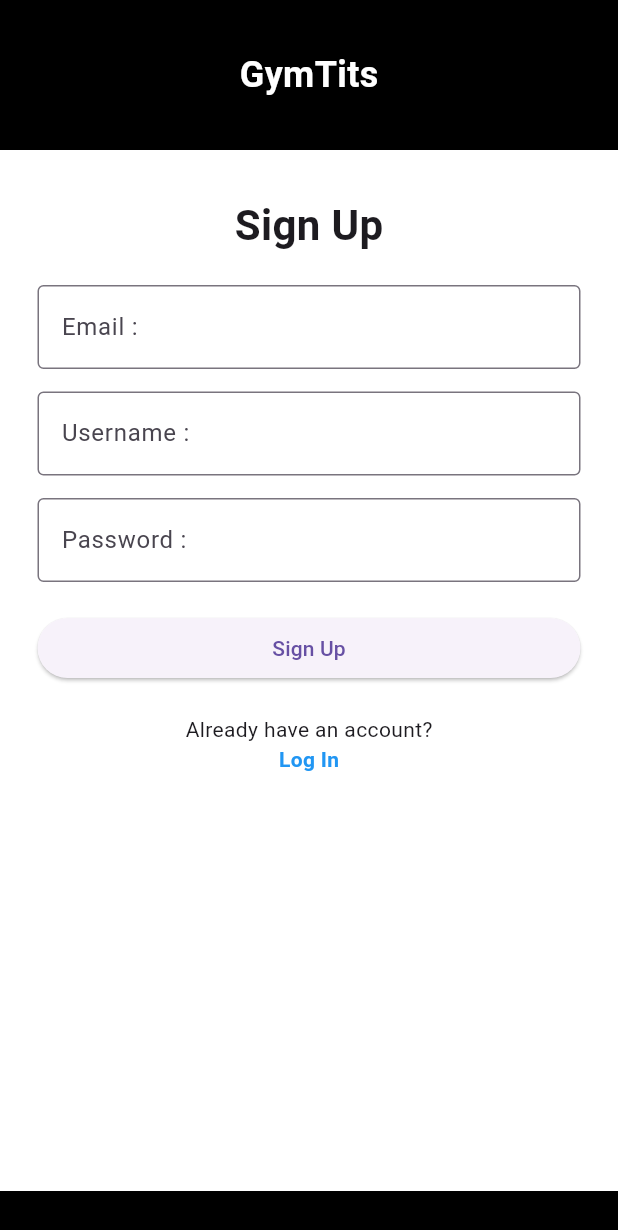
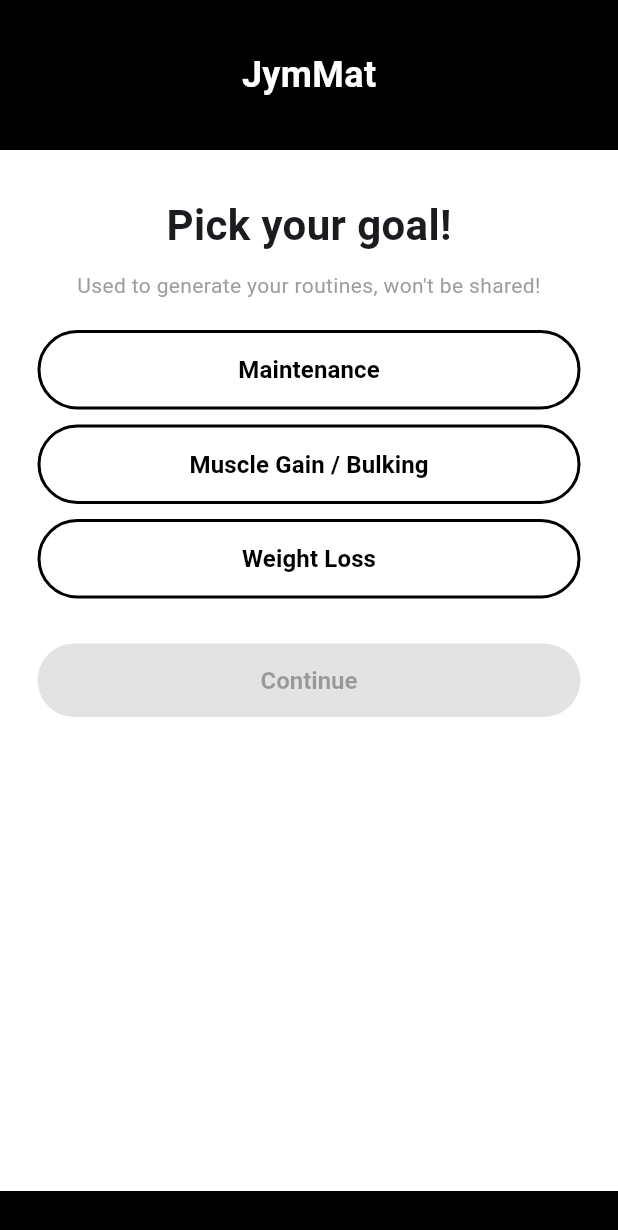
Before and after one commit to rhobread/FlutterSkripsi, a Flutter app: the screen it shows after launch, on a phone screen of 412 x 824 dp. Shown: the top 1230 px of the screen. Run offline on Flutter 3.47's test engine with Material 3 defaults, Android fonts, the phone set to English and light mode, and no system bars.

Commit message:
Add PickGoal & PickLocation. Adjust button to match coloring standard

```diff
--- a/frontend-skripsi/lib/view/main.dart
+++ b/frontend-skripsi/lib/view/main.dart
@@ -1,5 +1,5 @@
 import 'package:flutter/material.dart';
-import 'package:flutter_application_1/view/signup.dart';
+import 'package:flutter_application_1/view/pickgoal.dart';
 
 void main() {
   runApp(const MyApp());
@@ -11,6 +11,9 @@ class MyApp extends StatelessWidget {
   @override
   Widget build(BuildContext context) {
     return MaterialApp(
-        debugShowCheckedModeBanner: false, home: const SignUpPage());
+        debugShowCheckedModeBanner: false,
+        home: const PickGoalPage(
+          userId: '1',
+        ));
   }
 }
--- a/frontend-skripsi/lib/view/pickgoal.dart
+++ b/frontend-skripsi/lib/view/pickgoal.dart
@@ -0,0 +1,183 @@
+import 'package:flutter/material.dart';
+import 'package:flutter_application_1/view/picklocation.dart';
+
+class PickGoalPage extends StatefulWidget {
+  final String userId;
+
+  const PickGoalPage({super.key, required this.userId});
+
+  @override
+  _PickGoalPageState createState() => _PickGoalPageState();
+}
+
+class _PickGoalPageState extends State<PickGoalPage> {
+  bool _isLoading = false;
+  int _selectedGoal = -1; // -1 means no selection
+
+  final List<String> goals = [
+    "Maintenance",
+    "Muscle Gain / Bulking",
+    "Weight Loss"
+  ];
+
+  Future<void> _continueNextPage() async {
+    String setUserId = widget.userId;
+    setState(() {
+      _isLoading = true;
+    });
+
+    try {
+      setState(() {
+        _isLoading = false;
+      });
+      _showMessage('Goal Picked!', success: true);
+      Navigator.pushReplacement(
+        context,
+        MaterialPageRoute(
+            builder: (context) => PickLocationPage(userId: setUserId)),
+      );
+    } catch (e) {
+      setState(() {
+        _isLoading = false;
+      });
+      _showMessage('Error: Unable to connect to the server');
+    }
+  }
+
+  void _showMessage(String message, {bool success = false}) {
+    ScaffoldMessenger.of(context).showSnackBar(
+      SnackBar(
+        content: Text(message),
+        backgroundColor: success ? Colors.green : Colors.red,
+      ),
+    );
+  }
+
+  void _selectGoal(int index) {
+    setState(() {
+      _selectedGoal = index;
+    });
+  }
+
+  @override
+  Widget build(BuildContext context) {
+    return Scaffold(
+      backgroundColor: Colors.white,
+      body: Column(
+        children: [
+          // Black Header
+          Container(
+            color: Colors.black,
+            height: 100,
+            width: double.infinity,
+            alignment: Alignment.center,
+            child: const SafeArea(
+              child: Text(
+                'JymMat',
+                style: TextStyle(
+                  fontSize: 24,
+                  fontWeight: FontWeight.bold,
+                  color: Colors.white,
+                ),
+              ),
+            ),
+          ),
+
+          // Scrollable Form
+          Expanded(
+            child: SingleChildScrollView(
+              child: Padding(
+                padding: const EdgeInsets.symmetric(horizontal: 25),
+                child: Column(
+                  crossAxisAlignment: CrossAxisAlignment.center,
+                  children: [
+                    const SizedBox(height: 30),
+
+                    // Title
+                    const Text(
+                      'Pick your goal!',
+                      style: TextStyle(
+                        fontSize: 28,
+                        fontWeight: FontWeight.bold,
+                      ),
+                    ),
+                    const SizedBox(height: 10),
+
+                    const Text(
+                      'Used to generate your routines, won\'t be shared!',
+                      style: TextStyle(
+                        fontSize: 14,
+                        color: Colors.grey,
+                      ),
+                      textAlign: TextAlign.center,
+                    ),
+                    const SizedBox(height: 20),
+
+                    // Goal Selection Buttons
+                    for (int i = 0; i < goals.length; i++)
+                      Container(
+                        margin: const EdgeInsets.only(bottom: 10),
+                        width: double.infinity,
+                        child: OutlinedButton(
+                          onPressed: () => _selectGoal(i),
+                          style: OutlinedButton.styleFrom(
+                            backgroundColor: _selectedGoal == i
+                                ? Colors.black
+                                : Colors.white,
+                            side:
+                                const BorderSide(color: Colors.black, width: 2),
+                            padding: const EdgeInsets.symmetric(vertical: 15),
+                          ),
+                          child: Text(
+                            goals[i],
+                            style: TextStyle(
+                              fontSize: 16,
+                              fontWeight: FontWeight.bold,
+                              color: _selectedGoal == i
+                                  ? Colors.white
+                                  : Colors.black,
+                            ),
+                          ),
+                        ),
+                      ),
+
+                    const SizedBox(height: 20),
+
+                    // Continue Button
+                    SizedBox(
+                      width: double.infinity,
+                      child: ElevatedButton(
+                        onPressed: _selectedGoal == -1 || _isLoading
+                            ? null
+                            : _continueNextPage,
+                        style: ElevatedButton.styleFrom(
+                          backgroundColor: Colors.black,
+                          foregroundColor: Colors.white,
+                          padding: const EdgeInsets.symmetric(vertical: 15),
+                          textStyle: const TextStyle(
+                              fontSize: 16, fontWeight: FontWeight.bold),
+                        ),
+                        child: _isLoading
+                            ? const CircularProgressIndicator(
+                                color: Colors.white,
+                              )
+                            : const Text('Continue'),
+                      ),
+                    ),
+                  ],
+                ),
+              ),
+            ),
+          ),
+
+          // Black Footer
+          Container(
+            color: Colors.black,
+            height: 30,
+            width: double.infinity,
+          ),
+        ],
+      ),
+    );
+  }
+}
```
Also changed, not shown: frontend-skripsi/lib/view/inputdata.dart (+11 -3 lines), frontend-skripsi/lib/view/picklocation.dart (+176 -0 lines), frontend-skripsi/lib/view/signup.dart (+7 -0 lines).
